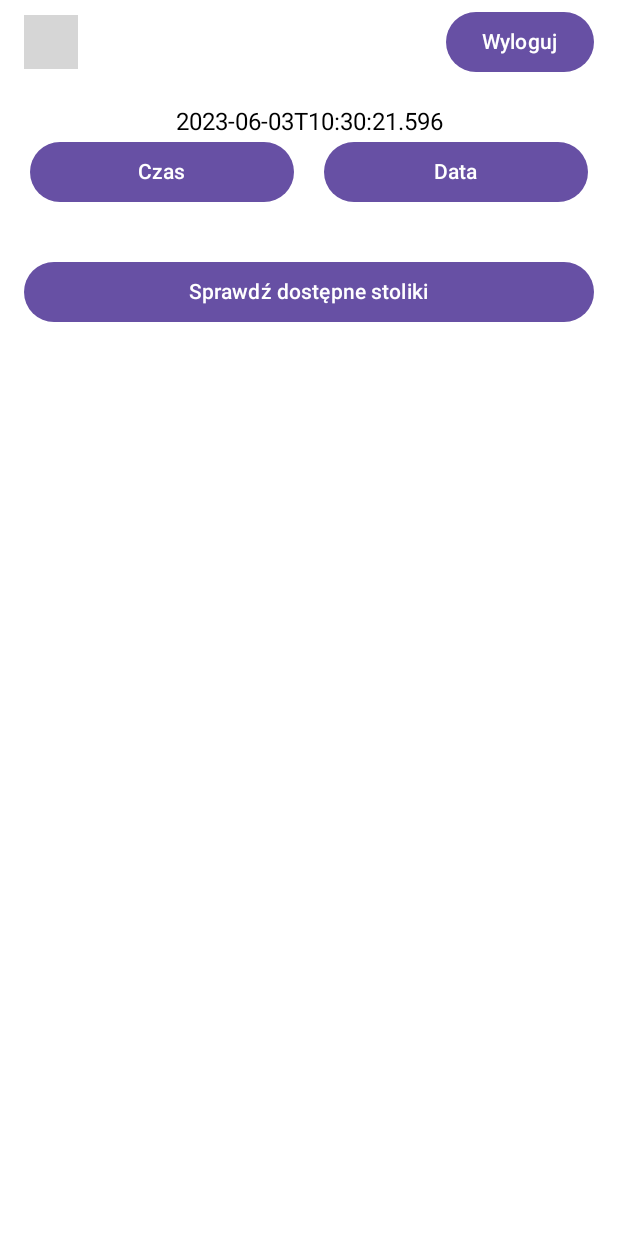
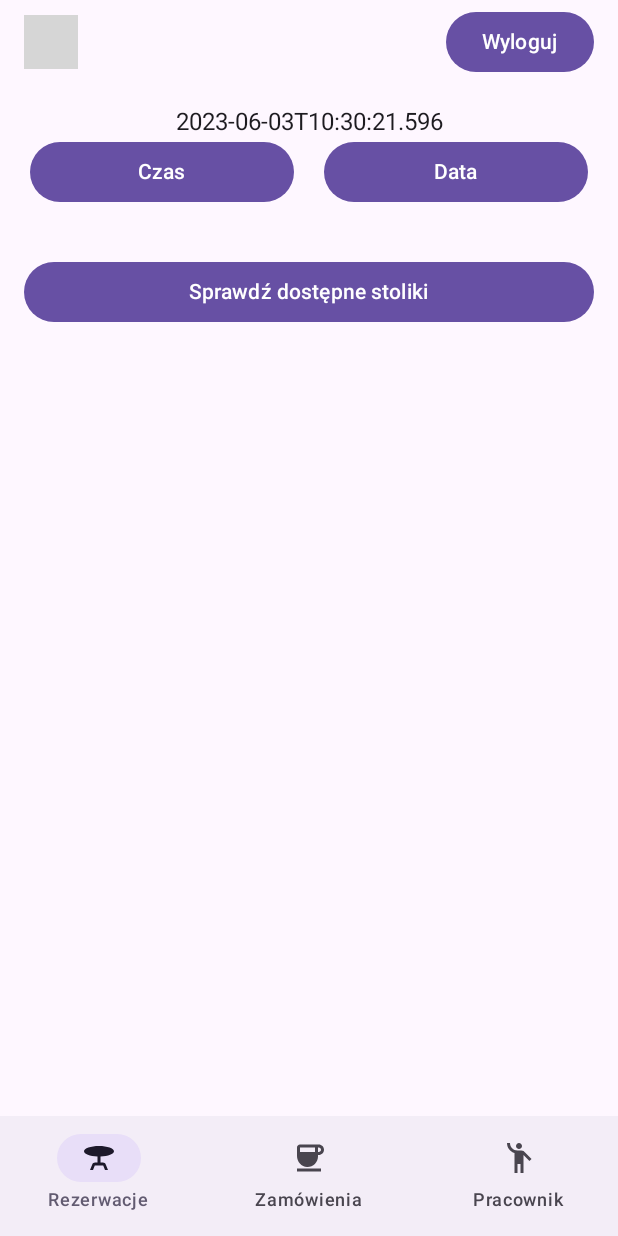
Before and after one commit to RadoslawCzubak/integracja-mobile, an Android app built with Jetpack Compose: the HomeScreen screen opened through its navigation route, on a phone screen of 412 x 824 dp. Run offline under Robolectric (Android 15) with nearby library versions, the phone set to English and light mode, and no system bars; our stand-ins replace Firebase (no records; nobody signed in at launch, a user with empty details on screens opened directly), accompanist; libraries missing offline, so code that uses them is left out: com.stripe.android; pictures from the network do not load; 1 statement that could not run was skipped; grey boxes are pictures that could not be loaded.

Commit message:
Add bottom bar

```diff
--- a/app/src/main/java/pl/rczubak/stripetest/ui/CheckoutActivity.kt
+++ b/app/src/main/java/pl/rczubak/stripetest/ui/CheckoutActivity.kt
@@ -1,6 +1,5 @@
 package pl.rczubak.stripetest.ui
 
-import android.content.res.Resources.Theme
 import android.os.Bundle
 import android.util.Log
 import android.view.View
@@ -13,13 +12,20 @@ import androidx.activity.result.contract.ActivityResultContracts
 import androidx.appcompat.app.AlertDialog
 import androidx.appcompat.app.AppCompatActivity
 import androidx.compose.foundation.isSystemInDarkTheme
+import androidx.compose.foundation.layout.PaddingValues
+import androidx.compose.material3.*
+import androidx.compose.runtime.Composable
 import androidx.compose.runtime.DisposableEffect
-import androidx.compose.runtime.collectAsState
 import androidx.compose.runtime.getValue
 import androidx.compose.ui.graphics.Color
+import androidx.compose.ui.res.stringResource
 import androidx.lifecycle.lifecycleScope
+import androidx.navigation.NavController
+import androidx.navigation.NavDestination.Companion.hierarchy
+import androidx.navigation.NavGraph.Companion.findStartDestination
 import androidx.navigation.compose.NavHost
 import androidx.navigation.compose.composable
+import androidx.navigation.compose.currentBackStackEntryAsState
 import androidx.navigation.compose.rememberNavController
 import com.example.compose.CoffeeTheme
 import com.google.accompanist.systemuicontroller.rememberSystemUiController
@@ -44,6 +50,8 @@ import pl.rczubak.stripetest.ui.login.GoogleAuthUiClient
 import pl.rczubak.stripetest.ui.login.LoginScreen
 import pl.rczubak.stripetest.ui.login.LoginViewModel
 import pl.rczubak.stripetest.ui.login.model.LoginEvent
+import pl.rczubak.stripetest.ui.navigation.Screen
+import pl.rczubak.stripetest.ui.order.OrderScreen
 import java.io.IOException
 
 class CheckoutActivity : AppCompatActivity() {
@@ -77,6 +85,13 @@ class CheckoutActivity : AppCompatActivity() {
 
     private lateinit var binding: ActivityCheckoutBinding
 
+    private val navBarDestinations = listOf(
+        Screen.Reservation,
+        Screen.Order,
+        Screen.Employee
+    )
+
+    @OptIn(ExperimentalMaterial3Api::class)
     override fun onCreate(savedInstanceState: Bundle?) {
         super.onCreate(savedInstanceState)
         binding = ActivityCheckoutBinding.inflate(layoutInflater)
@@ -87,7 +102,7 @@ class CheckoutActivity : AppCompatActivity() {
 
             DisposableEffect(systemUiController, useDarkIcons) {
                 systemUiController.setSystemBarsColor(
-                    color =  Color.Gray,
+                    color = Color.Gray,
                     darkIcons = useDarkIcons
                 )
 
@@ -96,12 +111,16 @@ class CheckoutActivity : AppCompatActivity() {
             }
             val navController = rememberNavController()
             CoffeeTheme {
-                NavHost(navController = navController, startDestination = "login") {
-
-                    composable("home") {
+                NavHost(
+                    navController = navController,
+                    startDestination = Screen.Login.route,
+                ) {
+                    composable(Screen.Reservation.route) {
+                        ScaffoldWithBottomBar(navController = navController) { padding ->
                             val viewModel: HomeViewModel = koinViewModel()
                             HomeScreen(
-                            navController,
+                                padding = padding,
+                                navController = navController,
                                 viewModel = viewModel,
                                 userData = googleAuthUiClient.getSignedInUser(),
                                 onLogout = {
@@ -112,15 +131,16 @@ class CheckoutActivity : AppCompatActivity() {
                                 }
                             )
                         }
-                    composable("login") {
+                    }
+                    composable(Screen.Login.route) {
                         val viewModel: LoginViewModel = koinViewModel()
-                        val uiState by viewModel.uiState.collectAsState()
                         val launcher =
                             rememberLauncherForActivityResult(contract = ActivityResultContracts.StartIntentSenderForResult(),
                                 onResult = { result ->
                                     if (result.resultCode == RESULT_OK) {
                                         lifecycleScope.launch {
-                                            val signInResult = googleAuthUiClient.signInWithIntent(
+                                            val signInResult =
+                                                googleAuthUiClient.signInWithIntent(
                                                     intent = result.data ?: return@launch
                                                 )
                                             viewModel.setEvent(
@@ -142,9 +162,16 @@ class CheckoutActivity : AppCompatActivity() {
                             }
                         })
                     }
+
+                    composable(Screen.Order.route) {
+                        ScaffoldWithBottomBar(navController = navController) { padding ->
+                            OrderScreen(padding)
                         }
                     }
                 }
+            }
+        }
+
 
 //        // Hook up the pay button
 //        payButton = binding.payButton
@@ -250,4 +277,50 @@ class CheckoutActivity : AppCompatActivity() {
             }
         }
     }
+
+    @OptIn(ExperimentalMaterial3Api::class)
+    @Composable
+    fun ScaffoldWithBottomBar(
+        navController: NavController,
+        content: @Composable (PaddingValues) -> Unit
+    ) {
+        Scaffold(
+            bottomBar = {
+                if (navController.currentDestination?.route != Screen.Login.route)
+                    NavigationBar {
+                        val navBackStackEntry by navController.currentBackStackEntryAsState()
+                        val currentDestination = navBackStackEntry?.destination
+                        navBarDestinations.forEach { screen ->
+                            NavigationBarItem(
+                                icon = {
+                                    Icon(
+                                        screen.icon,
+                                        contentDescription = null
+                                    )
+                                },
+                                label = { Text(stringResource(screen.resourceId)) },
+                                selected = currentDestination?.hierarchy?.any { it.route == screen.route } == true,
+                                onClick = {
+                                    navController.navigate(screen.route) {
+                                        // Pop up to the start destination of the graph to
+                                        // avoid building up a large stack of destinations
+                                        // on the back stack as users select items
+                                        popUpTo(navController.graph.findStartDestination().id) {
+                                            saveState = true
                                         }
+                                        // Avoid multiple copies of the same destination when
+                                        // reselecting the same item
+                                        launchSingleTop = true
+                                        // Restore state when reselecting a previously selected item
+                                        restoreState = true
+                                    }
+                                }
+                            )
+                        }
+                    }
+            }
+        ) { padding ->
+            content(padding)
+        }
+    }
+}
--- a/app/src/main/java/pl/rczubak/stripetest/ui/home/HomeScreen.kt
+++ b/app/src/main/java/pl/rczubak/stripetest/ui/home/HomeScreen.kt
@@ -43,12 +43,14 @@ import java.time.format.DateTimeFormatter
 fun HomeScreen(
     navController: NavController,
     userData: UserData?,
+    padding: PaddingValues,
     viewModel: HomeViewModel,
     onLogout: () -> Unit
 ) {
     val dateTime = remember { mutableStateOf(LocalDateTime.now()) }
     val uiState by viewModel.uiState.collectAsState()
     HomeScreenContent(
+        padding = padding,
         availableTables = uiState.availableTables,
         userData = userData,
         onTableCheckBtnClicked = { time ->
@@ -74,6 +76,7 @@ fun HomeScreen(
 
 @Composable
 fun HomeScreenContent(
+    padding: PaddingValues,
     userData: UserData?,
     availableTables: List<Table>?,
     chosenTableId: Int?,
@@ -91,7 +94,9 @@ fun HomeScreenContent(
     Column(
         horizontalAlignment = Alignment.CenterHorizontally,
         verticalArrangement = Arrangement.Top,
-        modifier = Modifier.verticalScroll(scrollState)
+        modifier = Modifier
+            .verticalScroll(scrollState)
+            .padding(padding)
     ) {
         userData?.let {
             UserInfoBar(userData = userData, onLogout = onLogout)
@@ -134,7 +139,7 @@ fun HomeScreenContent(
 
 @Composable
 fun ReservationRow(reservation: Reservation, onReservationDelete: (Int) -> Unit) {
-    Column() {
+    Column(Modifier.padding(vertical = 8.dp)) {
         Text(
             "Rezerwacja", modifier = Modifier.padding(horizontal = 16.dp), style = TextStyle(
                 fontSize = 20.sp,
@@ -334,6 +339,7 @@ fun TableItem(
 fun HomeScreenPreview() {
     CoffeeTheme {
         HomeScreenContent(
+            padding = PaddingValues(),
             onTableCheckBtnClicked = {},
             availableTables = listOf(
                 Table(123, numberOfSeats = 5),
--- a/app/src/main/java/pl/rczubak/stripetest/ui/login/LoginScreen.kt
+++ b/app/src/main/java/pl/rczubak/stripetest/ui/login/LoginScreen.kt
@@ -22,6 +22,7 @@ import androidx.compose.ui.unit.dp
 import androidx.navigation.NavController
 import pl.rczubak.stripetest.R
 import pl.rczubak.stripetest.ui.login.model.LoginEvent
+import pl.rczubak.stripetest.ui.navigation.Screen
 
 @Composable
 fun LoginScreen(
@@ -40,7 +41,7 @@ fun LoginScreen(
     LaunchedEffect(key1 = uiState.navigateToLogin) {
         if (uiState.navigateToLogin) {
             viewModel.setEvent(LoginEvent.LoggedIn)
-            navController.navigate("home")
+            navController.navigate(Screen.Reservation.route)
         }
     }
     LoginScreenContent(
--- /dev/null
+++ b/app/src/main/java/pl/rczubak/stripetest/ui/navigation/Screens.kt
@@ -0,0 +1,21 @@
+package pl.rczubak.stripetest.ui.navigation
+
+import androidx.annotation.StringRes
+import androidx.compose.material.icons.Icons
+import androidx.compose.material.icons.filled.Coffee
+import androidx.compose.material.icons.filled.EmojiPeople
+import androidx.compose.material.icons.filled.Favorite
+import androidx.compose.material.icons.filled.TableBar
+import androidx.compose.ui.graphics.vector.ImageVector
+import pl.rczubak.stripetest.R
+
+sealed class Screen(
+    val route: String,
+    @StringRes val resourceId: Int,
+    val icon: ImageVector = Icons.Filled.Favorite
+) {
+    object Reservation : Screen("home", R.string.reservation, Icons.Filled.TableBar)
+    object Order : Screen("order", R.string.order, Icons.Filled.Coffee)
+    object Login : Screen("login", R.string.login)
+    object Employee : Screen("login", R.string.employee, Icons.Filled.EmojiPeople)
+}
--- a/app/src/main/java/pl/rczubak/stripetest/ui/order/OrderScreen.kt
+++ b/app/src/main/java/pl/rczubak/stripetest/ui/order/OrderScreen.kt
@@ -1,10 +1,11 @@
 package pl.rczubak.stripetest.ui.order
 
+import androidx.compose.foundation.layout.PaddingValues
 import androidx.compose.runtime.Composable
 import androidx.compose.ui.tooling.preview.Preview
 
 @Composable
-fun OrderScreen() {
+fun OrderScreen(paddingValues: PaddingValues) {
 }
 
 @Composable
--- a/app/src/main/res/values/strings.xml
+++ b/app/src/main/res/values/strings.xml
@@ -12,4 +12,8 @@
     <string name="hello_second_fragment">Hello second fragment. Arg: %1$s</string>
     <string name="channel_name">integration_order</string>
     <string name="channel_description">sadasd</string>
+    <string name="reservation">Rezerwacje</string>
+    <string name="login">Login</string>
+    <string name="order">Zamówienia</string>
+    <string name="employee">Pracownik</string>
 </resources>
```
Lines whose indentation alone changed are shown as unchanged.
